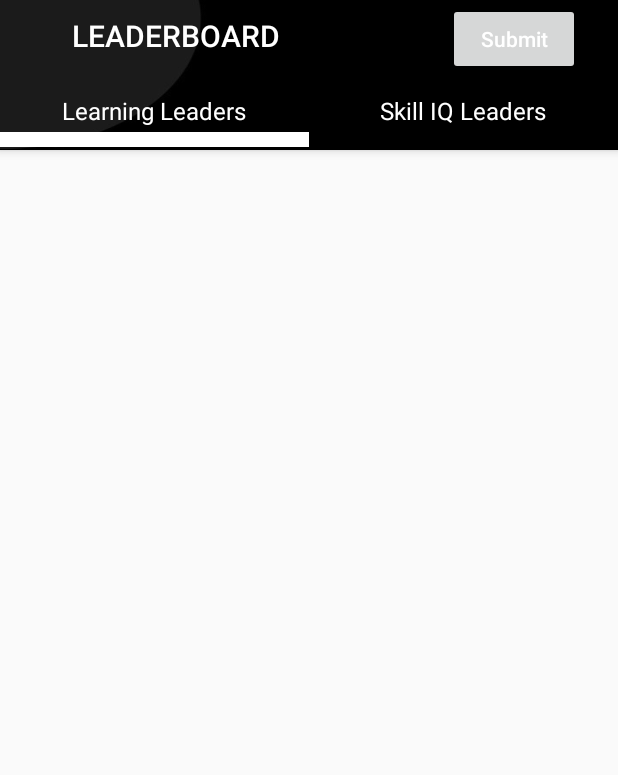
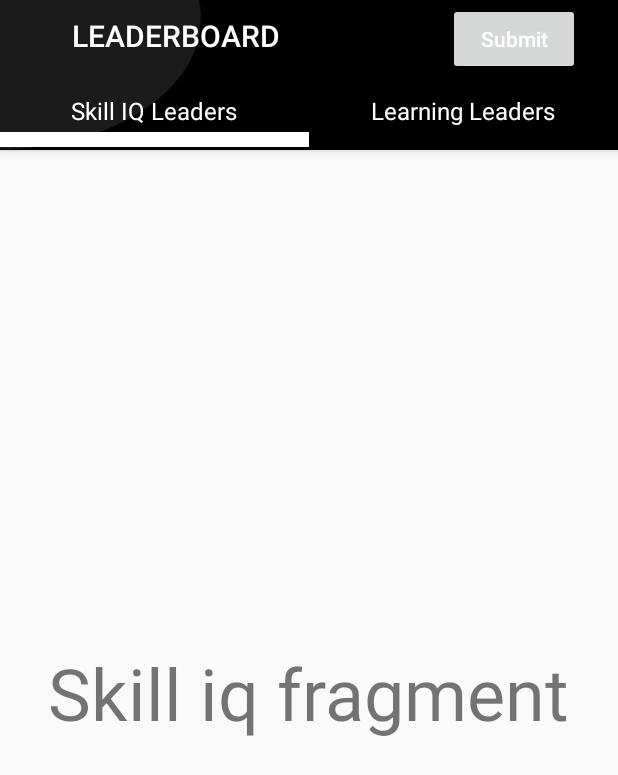
Before and after one commit to iZeroKim/GADS-LeaderBoard, an Android app: the screen it shows after launch (MainActivity), on a phone screen of 412 x 824 dp. Shown: the top 775 px of the screen. Run offline under Robolectric (Android 15) with nearby library versions, the phone set to English and light mode, and no system bars.

Commit message:
Set up the adapter

```diff
--- a/app/src/main/java/com/example/leaderboardproject/MainActivity.kt
+++ b/app/src/main/java/com/example/leaderboardproject/MainActivity.kt
@@ -2,10 +2,33 @@ package com.example.leaderboardproject
 
 import androidx.appcompat.app.AppCompatActivity
 import android.os.Bundle
+import androidx.viewpager.widget.ViewPager
+import com.google.android.material.appbar.AppBarLayout
+import com.google.android.material.tabs.TabLayout
 
 class MainActivity : AppCompatActivity() {
+    //Global Variables
+    lateinit var tabLayout: TabLayout
+    lateinit var appBarLayout: AppBarLayout
+    lateinit var viewPager: ViewPager
+
     override fun onCreate(savedInstanceState: Bundle?) {
         super.onCreate(savedInstanceState)
         setContentView(R.layout.activity_main)
+
+        //Initializing global variables
+        tabLayout = findViewById(R.id.tabLayout)
+        appBarLayout = findViewById(R.id.appBar)
+        viewPager = findViewById(R.id.viewPager)
+
+        //Get ViewPagerAdapter
+        val adapter = ViewPagerAdapter(supportFragmentManager)
+        //Add all fragments
+        adapter.AddFragment(SkillIqFragment(), "Skill IQ Leaders")
+        adapter.AddFragment(LearningHoursFragment(), "Learning Leaders")
+
+        //Setup adapter
+        viewPager.adapter = adapter
+        tabLayout.setupWithViewPager(viewPager)
     }
 }
--- a/app/src/main/res/layout/activity_main.xml
+++ b/app/src/main/res/layout/activity_main.xml
@@ -36,21 +36,12 @@
                 android:textColor="#FFFFFF"/>
         </LinearLayout>
         <com.google.android.material.tabs.TabLayout
+            android:id="@+id/tabLayout"
             android:layout_width="match_parent"
             android:layout_height="wrap_content"
             app:tabIndicatorHeight="10dp"
             app:tabTextColor="#FFFFFF"
             app:tabTextAppearance="@style/TextAppearance.AppCompat.Widget.ActionBar.Subtitle">
-
-            <com.google.android.material.tabs.TabItem
-                android:layout_width="wrap_content"
-                android:layout_height="wrap_content"
-                android:text="Learning Leaders" />
-
-            <com.google.android.material.tabs.TabItem
-                android:layout_width="wrap_content"
-                android:layout_height="wrap_content"
-                android:text="Skill IQ Leaders" />
 
         </com.google.android.material.tabs.TabLayout>
     </com.google.android.material.appbar.AppBarLayout>
```
